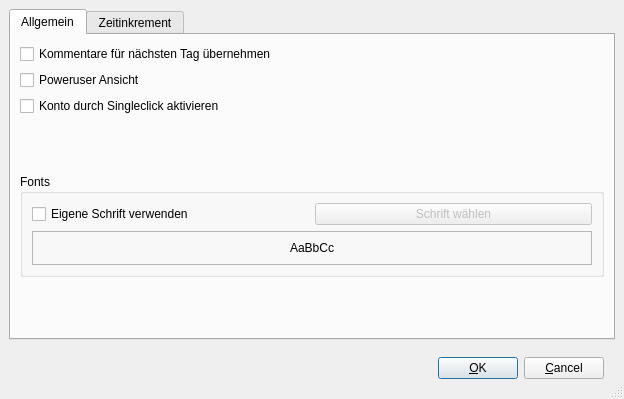
First picture: the form in src/preferencedialogbase.ui, repository theoweiss/sctime, before the edit.
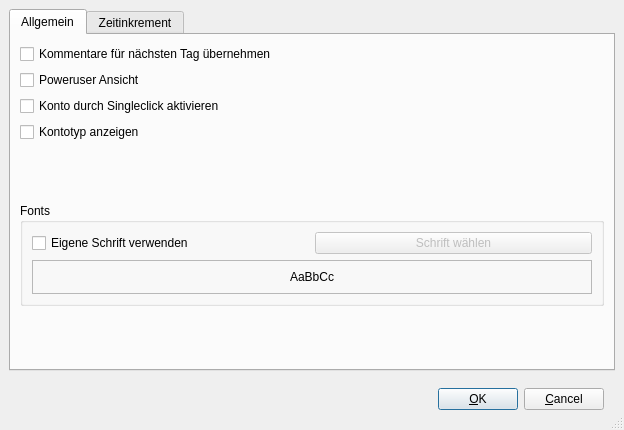
Second picture: the form after the edit.

Commit message: disable type column by default

The edit to the form file:
```diff
--- a/src/preferencedialogbase.ui
+++ b/src/preferencedialogbase.ui
@@ -9,7 +9,7 @@
     <x>0</x>
     <y>0</y>
     <width>624</width>
-    <height>399</height>
+    <height>430</height>
    </rect>
   </property>
   <property name="windowTitle" >
@@ -67,6 +67,13 @@
          </property>
         </widget>
        </item>
+       <item>
+        <widget class="QCheckBox" name="showTypeCheckBox" >
+         <property name="text" >
+          <string>Kontotyp anzeigen</string>
+         </property>
+        </widget>
+       </item>
        <item>
         <spacer>
          <property name="orientation" >
```
The commit also changes 4 other files.
